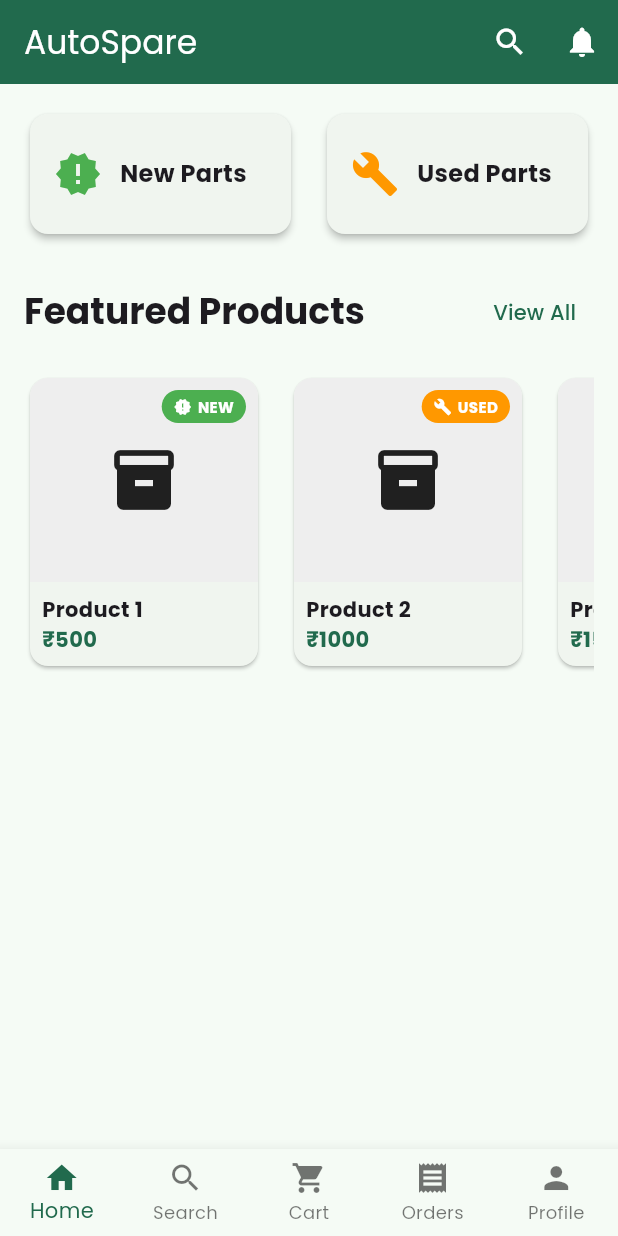
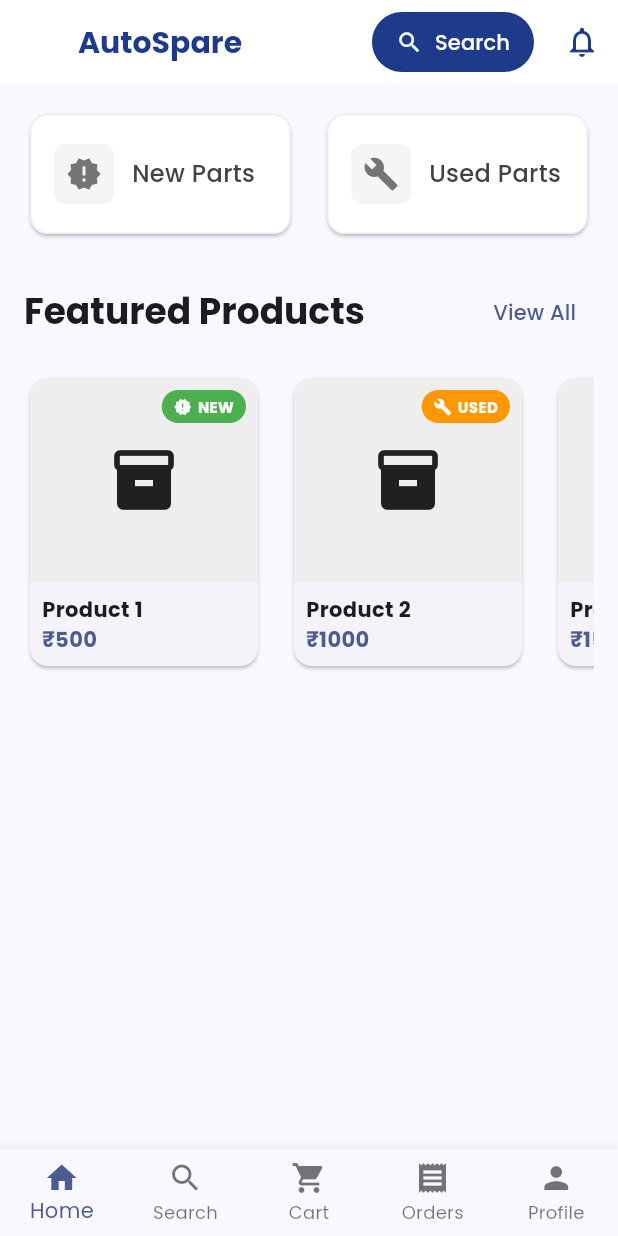
Before and after one commit to RejishJ/autospare-marketplace, a Flutter app: the screen it shows after launch, on a phone screen of 412 x 824 dp. Run offline on Flutter 3.47's test engine with Material 3 defaults, Android fonts, the phone set to English and light mode, and no system bars; our stand-ins replace google_fonts.

Commit message:
Professional UI improvements: white app bar, professional search button, refined category selection styling

```diff
--- a/customer_app/lib/main.dart
+++ b/customer_app/lib/main.dart
@@ -14,7 +14,7 @@ class AutoSpareCustomerApp extends StatelessWidget {
       title: 'AutoSpare',
       theme: ThemeData(
         colorScheme: ColorScheme.fromSeed(
-          seedColor: const Color(0xFF059669), // Green theme
+          seedColor: const Color(0xFF1E3A8A), // Blue theme for professional look
           brightness: Brightness.light,
         ),
         useMaterial3: true,
@@ -47,19 +47,51 @@ class _CustomerHomePageState extends State<CustomerHomePage> {
   Widget build(BuildContext context) {
     return Scaffold(
       appBar: AppBar(
-        title: const Text('AutoSpare'),
-        backgroundColor: Theme.of(context).colorScheme.primary,
-        foregroundColor: Colors.white,
-        elevation: 2,
+        title: Row(
+          children: [
+            Icon(
+              Icons.directions_car,
+              color: Colors.white,
+              size: 28,
+            ),
+            const SizedBox(width: 8),
+            const Text(
+              'AutoSpare',
+              style: TextStyle(
+                fontWeight: FontWeight.bold,
+                fontSize: 20,
+              ),
+            ),
+          ],
+        ),
+        backgroundColor: Colors.white,
+        foregroundColor: const Color(0xFF1E3A8A),
+        elevation: 0,
         actions: [
-          IconButton(
-            icon: const Icon(Icons.search),
+          Container(
+            margin: const EdgeInsets.only(right: 8),
+            child: ElevatedButton.icon(
               onPressed: () {
                 // TODO: Search functionality
               },
+              icon: const Icon(Icons.search, size: 18),
+              label: const Text(
+                'Search',
+                style: TextStyle(fontSize: 14),
+              ),
+              style: ElevatedButton.styleFrom(
+                backgroundColor: const Color(0xFF1E3A8A),
+                foregroundColor: Colors.white,
+                elevation: 0,
+                padding: const EdgeInsets.symmetric(horizontal: 16, vertical: 8),
+                shape: RoundedRectangleBorder(
+                  borderRadius: BorderRadius.circular(20),
+                ),
+              ),
+            ),
           ),
           IconButton(
-            icon: const Icon(Icons.notifications),
+            icon: const Icon(Icons.notifications_outlined),
             onPressed: () {
               // TODO: Notifications
             },
@@ -147,11 +179,38 @@ class _HomePageState extends State<HomePage> {
                     ),
                   ),
                   if (selectedCategory != null)
+                    Container(
+                      padding: const EdgeInsets.symmetric(horizontal: 8, vertical: 4),
+                      decoration: BoxDecoration(
+                        color: selectedCategory == 'new'
+                          ? Colors.green.withOpacity(0.1)
+                          : Colors.orange.withOpacity(0.1),
+                        borderRadius: BorderRadius.circular(12),
+                        border: Border.all(
+                          color: selectedCategory == 'new'
+                            ? Colors.green.withOpacity(0.3)
+                            : Colors.orange.withOpacity(0.3),
+                          width: 1,
+                        ),
+                      ),
+                      child: Row(
+                        mainAxisSize: MainAxisSize.min,
+                        children: [
+                          Icon(
+                            selectedCategory == 'new' ? Icons.new_releases : Icons.build,
+                            size: 12,
+                            color: selectedCategory == 'new' ? Colors.green : Colors.orange,
+                          ),
+                          const SizedBox(width: 4),
                           Text(
-                      selectedCategory == 'new' ? 'Showing New Products Only' : 'Showing Used Products Only',
+                            selectedCategory == 'new' ? 'New Products Only' : 'Used Products Only',
                             style: TextStyle(
-                        color: Colors.grey[600],
-                        fontSize: 12,
+                              color: selectedCategory == 'new' ? Colors.green : Colors.orange,
+                              fontSize: 11,
+                              fontWeight: FontWeight.w500,
+                            ),
+                          ),
+                        ],
                       ),
                     ),
                 ],
@@ -274,9 +333,16 @@ class _HomePageState extends State<HomePage> {
   Widget _buildRectangularCard(BuildContext context, String title, IconData icon, Color color, String category) {
     bool isSelected = selectedCategory == category;
     return Card(
-      elevation: isSelected ? 4 : 2,
-      color: isSelected ? color.withOpacity(0.1) : null,
+      elevation: isSelected ? 2 : 1,
+      color: isSelected ? color.withOpacity(0.08) : Colors.white,
+      shape: RoundedRectangleBorder(
+        borderRadius: BorderRadius.circular(12),
+        side: isSelected
+          ? BorderSide(color: color, width: 2)
+          : BorderSide(color: Colors.grey.shade200, width: 1),
+      ),
       child: InkWell(
+        borderRadius: BorderRadius.circular(12),
         onTap: () {
           setState(() {
             if (selectedCategory == category) {
@@ -293,27 +359,41 @@ class _HomePageState extends State<HomePage> {
           padding: const EdgeInsets.all(16.0),
           child: Row(
             children: [
-              Icon(
+              Container(
+                padding: const EdgeInsets.all(8),
+                decoration: BoxDecoration(
+                  color: isSelected ? color.withOpacity(0.1) : Colors.grey.shade100,
+                  borderRadius: BorderRadius.circular(8),
+                ),
+                child: Icon(
                   icon,
-                size: 32,
-                color: isSelected ? color : color,
+                  size: 24,
+                  color: isSelected ? color : Colors.grey.shade600,
+                ),
               ),
               const SizedBox(width: 12),
               Expanded(
                 child: Text(
                   title,
                   style: TextStyle(
-                    fontWeight: FontWeight.bold,
+                    fontWeight: isSelected ? FontWeight.w600 : FontWeight.w500,
                     fontSize: 16,
-                    color: isSelected ? color : null,
+                    color: isSelected ? color : Colors.grey.shade800,
                   ),
                 ),
               ),
               if (isSelected)
-                Icon(
-                  Icons.check_circle,
+                Container(
+                  padding: const EdgeInsets.all(4),
+                  decoration: BoxDecoration(
                     color: color,
-                  size: 20,
+                    shape: BoxShape.circle,
+                  ),
+                  child: const Icon(
+                    Icons.check,
+                    color: Colors.white,
+                    size: 16,
+                  ),
                 ),
             ],
           ),
```
Lines whose indentation alone changed are shown as unchanged.
